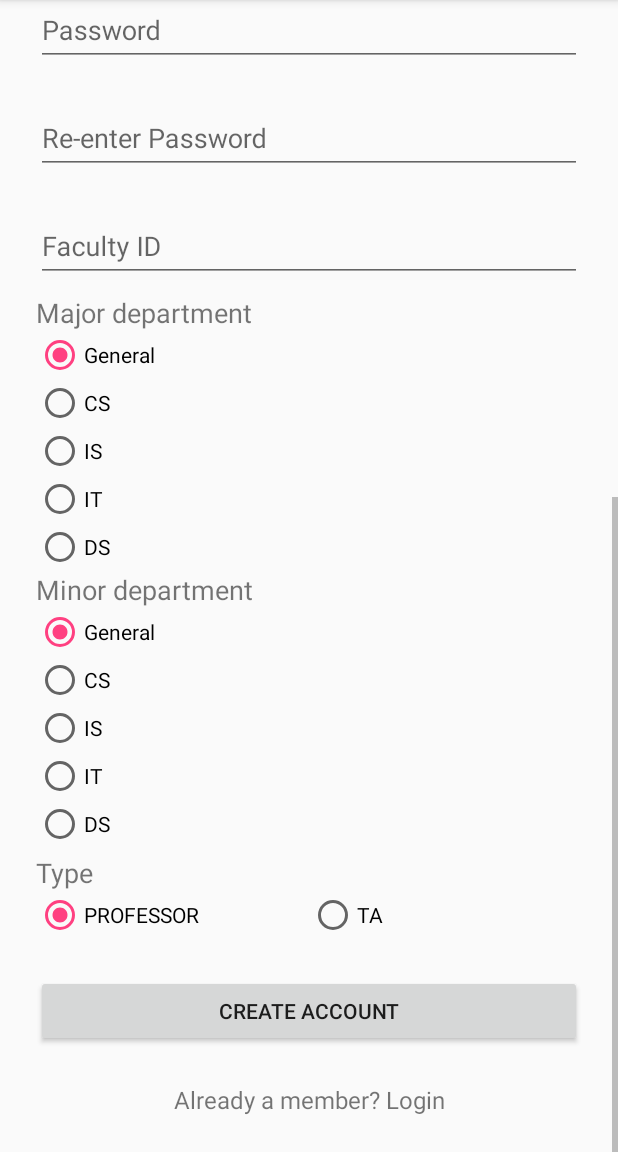
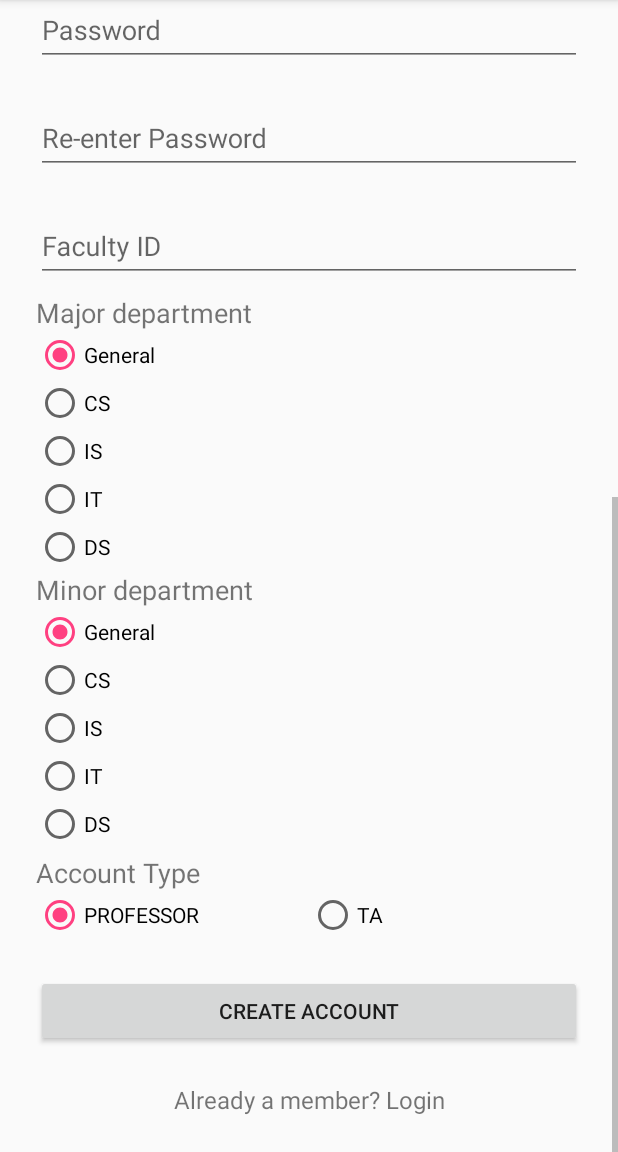
Before and after one commit to FCI-E-campus/fci-e-campus-android, an Android app: the SignupActivity screen opened directly, with no data from a screen before it, scrolled down 582 dp, on a phone screen of 412 x 824 dp, the part 84-1236 px from its top. Run offline under Robolectric (Android 15) with nearby library versions, the light colour scheme and no system bars; our stand-ins replace ButterKnife, Volley; network calls fail; 2 statements that could not run were skipped.

Commit message:
Problem in activation for TA & professors fixed + small improvements

```diff
--- a/app/src/main/java/eg/edu/cu/fci/ecampus/fci_e_campus/activities/ActivationActivity.java
+++ b/app/src/main/java/eg/edu/cu/fci/ecampus/fci_e_campus/activities/ActivationActivity.java
@@ -44,6 +44,7 @@ public class ActivationActivity extends AppCompatActivity {
         super.onCreate(savedInstanceState);
         setContentView(R.layout.activity_activation);
         ButterKnife.bind(this);
+
         username = getIntent().getStringExtra(getString(R.string.saved_username_key));
         Log.d("Hello",username);
         password = getIntent().getStringExtra(getString(R.string.saved_password_key));
--- a/app/src/main/java/eg/edu/cu/fci/ecampus/fci_e_campus/activities/LoginActivity.java
+++ b/app/src/main/java/eg/edu/cu/fci/ecampus/fci_e_campus/activities/LoginActivity.java
@@ -61,6 +61,7 @@ public class LoginActivity extends AppCompatActivity {
                 Intent intent = new Intent(LoginActivity.this, SignupActivity.class);
                 intent.putExtra(WelcomeActivity.EXTRA_USER_TYPE, userType);
                 startActivity(intent);
+                finish();
                 overridePendingTransition(R.anim.push_left_in, R.anim.push_left_out);
             }
         });
--- a/app/src/main/java/eg/edu/cu/fci/ecampus/fci_e_campus/utils/APIUtils.java
+++ b/app/src/main/java/eg/edu/cu/fci/ecampus/fci_e_campus/utils/APIUtils.java
@@ -9,7 +9,6 @@ public abstract class APIUtils {
 
     public static final String getErrorMsg(int errorCode) {
         switch (errorCode) {
-            // TODO add the remaining error codes
             case 1:
                 return "This user name does not exist";
             case 2:
--- a/app/src/main/res/layout/activity_activation.xml
+++ b/app/src/main/res/layout/activity_activation.xml
@@ -48,7 +48,7 @@
             android:layout_marginBottom="24dp"
             android:layout_marginTop="24dp"
             android:padding="12dp"
-            android:text="Active" />
+            android:text="Activate Account" />
 
     </LinearLayout>
 </ScrollView>
--- a/app/src/main/res/layout/activity_login.xml
+++ b/app/src/main/res/layout/activity_login.xml
@@ -64,7 +64,7 @@
             <TextView
                 android:layout_width="wrap_content"
                 android:layout_height="wrap_content"
-                android:text="Type"
+                android:text="Account Type"
                 android:textSize="18sp" />
 
             <RadioGroup
--- a/app/src/main/res/layout/activity_signup.xml
+++ b/app/src/main/res/layout/activity_signup.xml
@@ -148,10 +148,15 @@
                 android:inputType="number" />
         </android.support.design.widget.TextInputLayout>
 
-        <TextView
+        <LinearLayout
+            android:id="@+id/major_dept"
             android:layout_width="wrap_content"
             android:layout_height="wrap_content"
-            android:layout_weight="1"
+            android:orientation="vertical">
+            <TextView
+                android:id="@+id/major_department_tv"
+                android:layout_width="wrap_content"
+                android:layout_height="wrap_content"
                 android:text="@string/major_department_tv_text"
                 android:textSize="18sp" />
 
@@ -196,6 +201,7 @@
                     android:layout_weight="1"
                     android:text="DS" />
             </RadioGroup>
+        </LinearLayout>
 
 
         <LinearLayout
@@ -263,7 +269,7 @@
             <TextView
                 android:layout_width="wrap_content"
                 android:layout_height="wrap_content"
-                android:text="Type"
+                android:text="Account Type"
                 android:textSize="18sp" />
 
             <RadioGroup
```
Also changed, not shown: app/src/main/java/eg/edu/cu/fci/ecampus/fci_e_campus/activities/SignupActivity.java (+14 -7 lines). Lines whose indentation alone changed are shown as unchanged.
